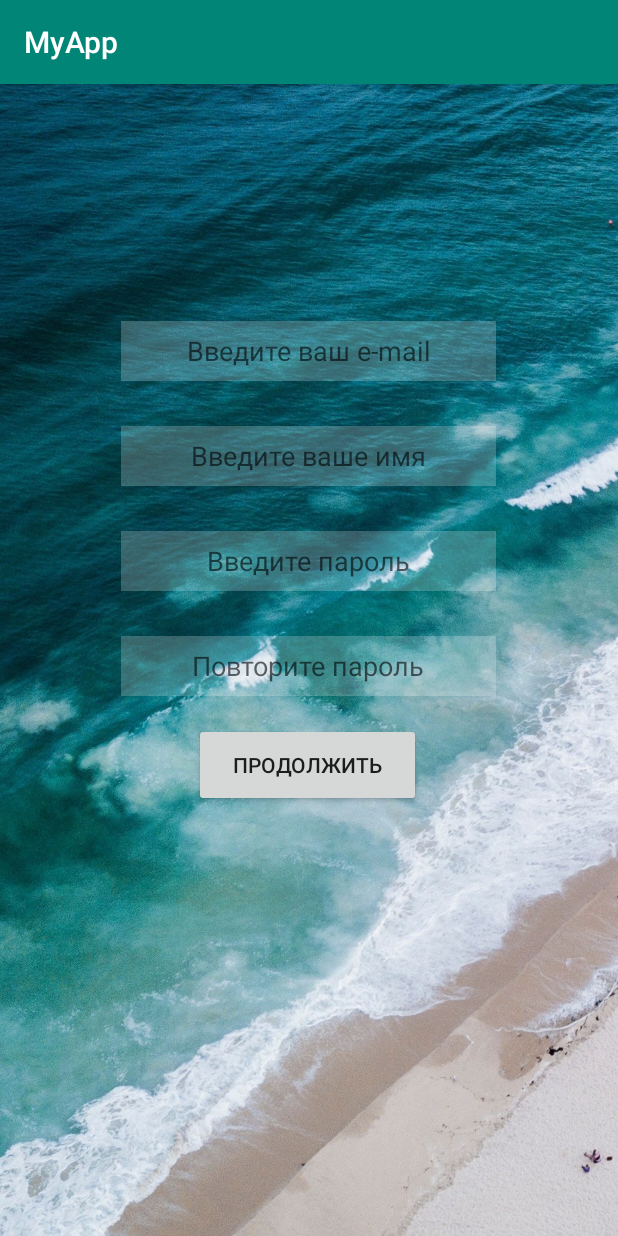
After one commit to IlyaGolenya87/JavaStudy, an Android app: the RegisterActivity screen opened directly, with no data from a screen before it, on a phone screen of 412 x 824 dp. The commit adds this screen. Run offline under Robolectric (Android 15) with nearby library versions, the phone set to English and light mode, and no system bars.

Commit message:
03.03.2020

```diff
--- a/19/MyApp/app/src/main/AndroidManifest.xml
+++ b/19/MyApp/app/src/main/AndroidManifest.xml
@@ -9,7 +9,10 @@
         android:roundIcon="@mipmap/ic_launcher_round"
         android:supportsRtl="true"
         android:theme="@style/AppTheme">
-        <activity android:name=".MenuActivity"></activity>
+        <activity android:name=".JoinActivity"></activity>
+        <activity android:name=".RegisterActivity" />
+        <activity android:name=".StartActivity" />
+        <activity android:name=".MenuActivity" />
         <activity android:name=".MainActivity">
             <intent-filter>
                 <action android:name="android.intent.action.MAIN" />
--- /dev/null
+++ b/19/MyApp/app/src/main/java/com/example/myapp/RegisterActivity.java
@@ -0,0 +1,70 @@
+package com.example.myapp;
+
+import androidx.appcompat.app.AlertDialog;
+import androidx.appcompat.app.AppCompatActivity;
+
+import android.content.DialogInterface;
+import android.os.Bundle;
+import android.view.View;
+import android.widget.Button;
+import android.widget.EditText;
+
+public class RegisterActivity extends AppCompatActivity {
+
+    @Override
+    protected void onCreate(Bundle savedInstanceState) {
+        super.onCreate(savedInstanceState);
+        setContentView(R.layout.activity_register);
+
+        final EditText email = findViewById(R.id.email);
+        final EditText name = findViewById(R.id.name);
+        final EditText password = findViewById(R.id.password);
+        final EditText confirmPassword = findViewById(R.id.confirmPassword);
+
+
+        Button okBtn = findViewById(R.id.okBtn);
+        okBtn.setOnClickListener(new View.OnClickListener() {
+            @Override
+            public void onClick(View v) {
+                String error = "";
+                if (email.getText().toString().equals("")) {
+                    error += "Введите e-mail\n";
+                }
+                if (name.getText().toString().equals("")) {
+                    error += "Введите имя\n";
+                }
+                if (password.getText().toString().equals("")) {
+                    error += "Введите пароль\n";
+                }
+                if (confirmPassword.getText().toString().equals("")) {
+                    error += "Повторите ввод пароля\n";
+                }
+
+                if (!password.getText().toString().equals("") && confirmPassword.getText().toString().equals("")) {      //если оба пароля не пустые - сверяем их между собой
+
+                    if (!password.getText().toString().equals(confirmPassword.getText().toString())) {
+                        error += "Пароли должны совпадать";
+                    }
+                }
+
+                if (!error.equals("")) {        //если есть хоть одна ошибка, вызываем всплывающий диалог с этой ошибкой
+                    showError(error);
+                }
+            }
+        });
+    }
+
+    public void showError(String error) {
+        AlertDialog.Builder alert = new AlertDialog.Builder(this);       //Создание всплывающего диалога с ошибкой, нужно передать this, чтобы было понятно из какого активити он вызван
+        alert.setMessage(error);
+        alert.setTitle("Ошибка!");
+        alert.setCancelable(true);      //задаем возможность скрыть диалог, нажатием на пустой экран
+        alert.setPositiveButton("Ok", new DialogInterface.OnClickListener() {       //в диалоге создается кнопка, для закрытия диалога, передаем текст, которй буте на ней и слушателя
+            @Override
+            public void onClick(DialogInterface dialog, int which) { }      //если оставить метод пустым, диалог просто исчезнет при нажатии кнопки
+        });
+        //alert.setIcon() //метод позволяет задать иконку для диалога
+        alert.create().show();
+
+    }
+}
--- a/19/MyApp/app/src/main/res/layout/activity_main.xml
+++ b/19/MyApp/app/src/main/res/layout/activity_main.xml
@@ -10,7 +10,7 @@
 
 
     <TextView
-        android:id="@+id/textView3"
+        android:id="@+id/signUpBtn"
         android:layout_width="wrap_content"
         android:layout_height="wrap_content"
         android:layout_marginStart="8dp"
--- /dev/null
+++ b/19/MyApp/app/src/main/res/layout/activity_register.xml
@@ -0,0 +1,94 @@
+<?xml version="1.0" encoding="utf-8"?>
+<androidx.constraintlayout.widget.ConstraintLayout xmlns:android="http://schemas.android.com/apk/res/android"
+    xmlns:app="http://schemas.android.com/apk/res-auto"
+    xmlns:tools="http://schemas.android.com/tools"
+    android:layout_width="match_parent"
+    android:layout_height="match_parent"
+    android:background="@drawable/background"
+    tools:context=".RegisterActivity">
+
+    <EditText
+        android:id="@+id/email"
+        android:layout_width="250dp"
+        android:layout_height="40dp"
+        android:background="#36FFFFFF"
+        android:ems="10"
+        android:hint="Введите ваш e-mail"
+        android:inputType="textEmailAddress"
+        android:textAlignment="center"
+        android:textColor="#A1FFFFFF"
+        app:layout_constraintBottom_toBottomOf="parent"
+        app:layout_constraintEnd_toEndOf="parent"
+        app:layout_constraintHorizontal_bias="0.496"
+        app:layout_constraintStart_toStartOf="parent"
+        app:layout_constraintTop_toTopOf="parent"
+        app:layout_constraintVertical_bias="0.217" />
+
+    <EditText
+        android:id="@+id/password"
+        android:layout_width="250dp"
+        android:layout_height="40dp"
+        android:layout_marginTop="30dp"
+        android:background="#36FFFFFF"
+        android:ems="10"
+        android:gravity="center|center_vertical"
+        android:hint="Введите пароль"
+        android:inputType="textPassword"
+        android:textColor="#A1FFFFFF"
+        app:layout_constraintBottom_toBottomOf="parent"
+        app:layout_constraintEnd_toEndOf="parent"
+        app:layout_constraintHorizontal_bias="0.496"
+        app:layout_constraintStart_toStartOf="parent"
+        app:layout_constraintTop_toBottomOf="@+id/name"
+        app:layout_constraintVertical_bias="0.0" />
+
+    <Button
+        android:id="@+id/okBtn"
+        android:layout_width="151dp"
+        android:layout_height="56dp"
+        android:text="ПРОДОЛЖИТЬ"
+        app:layout_constraintBottom_toBottomOf="parent"
+        app:layout_constraintEnd_toEndOf="parent"
+        app:layout_constraintHorizontal_bias="0.496"
+        app:layout_constraintStart_toStartOf="parent"
+        app:layout_constraintTop_toBottomOf="@+id/confirmPassword"
+        app:layout_constraintVertical_bias="0.059" />
+
+    <EditText
+        android:id="@+id/confirmPassword"
+        android:layout_width="250dp"
+        android:layout_height="40dp"
+        android:layout_marginTop="30dp"
+        android:background="#36FFFFFF"
+        android:ems="10"
+        android:gravity="center|center_vertical"
+        android:hint="Повторите пароль"
+        android:inputType="textPassword"
+        android:textColor="#A1FFFFFF"
+        app:layout_constraintBottom_toBottomOf="parent"
+        app:layout_constraintEnd_toEndOf="parent"
+        app:layout_constraintHorizontal_bias="0.496"
+        app:layout_constraintStart_toStartOf="parent"
+        app:layout_constraintTop_toBottomOf="@+id/password"
+        app:layout_constraintVertical_bias="0.0" />
+
+    <EditText
+        android:id="@+id/name"
+        android:layout_width="250dp"
+        android:layout_height="40dp"
+        android:layout_marginTop="30dp"
+        android:background="#36FFFFFF"
+        android:ems="10"
+        android:gravity="center_vertical"
+        android:hint="Введите ваше имя"
+        android:textAlignment="center"
+        android:textColor="#A1FFFFFF"
+        android:textSize="18sp"
+        app:layout_constraintBottom_toBottomOf="parent"
+        app:layout_constraintEnd_toEndOf="parent"
+        app:layout_constraintHorizontal_bias="0.496"
+        app:layout_constraintStart_toStartOf="parent"
+        app:layout_constraintTop_toBottomOf="@+id/email"
+        app:layout_constraintVertical_bias="0.0" />
+
+</androidx.constraintlayout.widget.ConstraintLayout>
```
Also changed, not shown: 19/MyApp/app/src/main/java/com/example/myapp/JoinActivity.java (added, +14 -0 lines), 19/MyApp/app/src/main/java/com/example/myapp/MainActivity.java (+46 -9 lines), 19/MyApp/app/src/main/java/com/example/myapp/StartActivity.java (added, +46 -0 lines), 19/MyApp/app/src/main/res/layout/activity_join.xml (added, +9 -0 lines), 19/MyApp/app/src/main/res/layout/activity_start.xml (added, +74 -0 lines), 19/MyApp/app/src/main/res/drawable-v24/button1.jpg (added), 19/MyApp/app/src/main/res/drawable-v24/button2.jpg (added), 19/MyApp/app/src/main/кнопка 1.jpg (added), 19/MyApp/app/src/main/кнопка 2.jpg (added).
